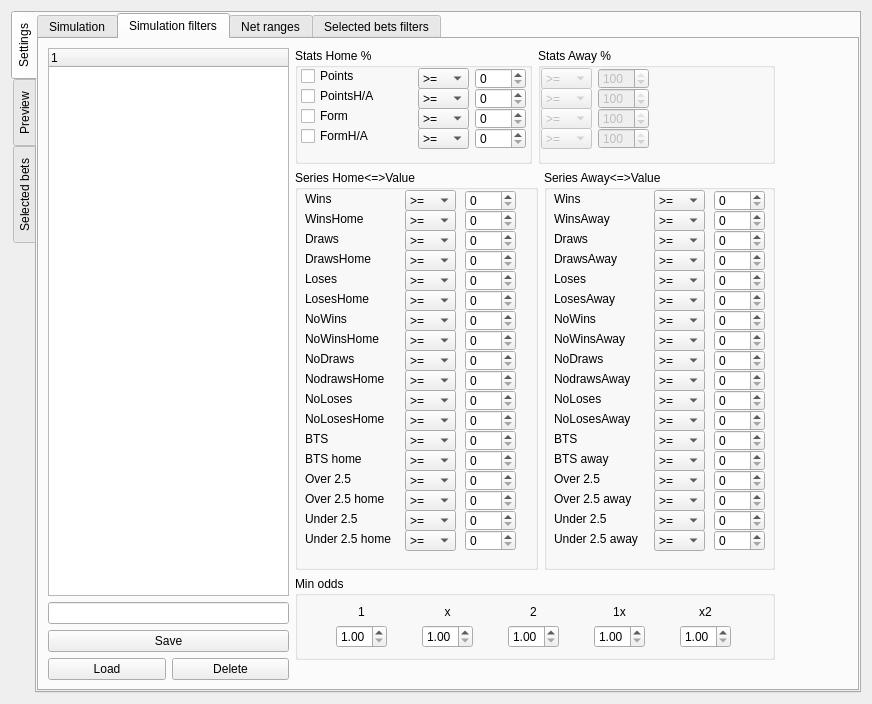
Qt form data/ui/simulator.ui (jacek-markowski/BetBoy) before a commit.
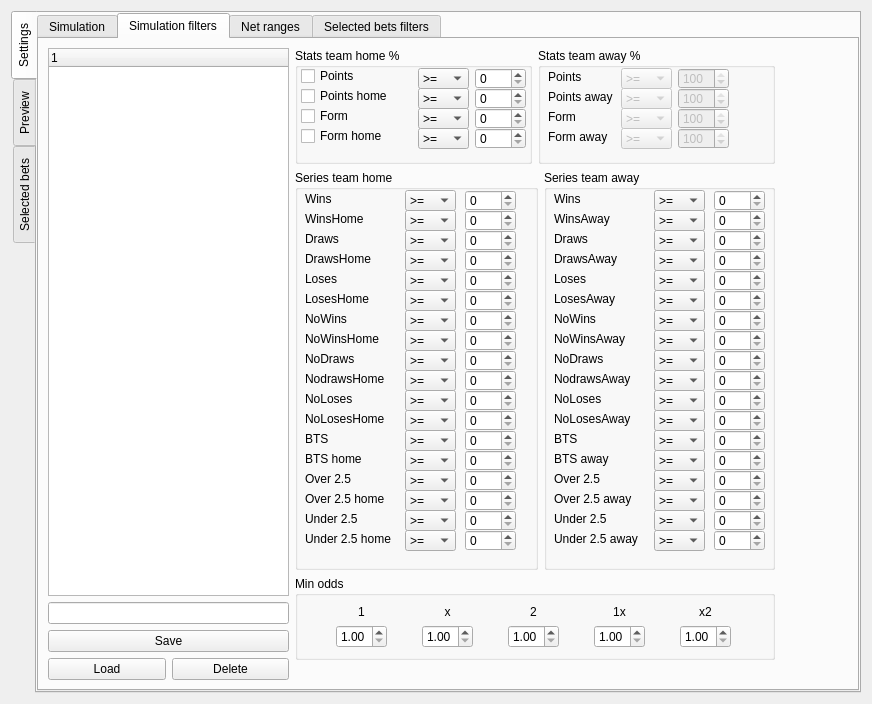
The same form after that commit. The open tabs and pages were chosen to show the change. Icons and pictures are not drawn.

Patch:
```diff
--- a/data/ui/simulator.ui
+++ b/data/ui/simulator.ui
@@ -449,7 +449,7 @@
                   </size>
                  </property>
                  <property name="title">
-                  <string>Stats Home %</string>
+                  <string>Stats team home %</string>
                  </property>
                  <widget class="QComboBox" name="combo_points">
                   <property name="geometry">
@@ -597,7 +597,7 @@
                    </size>
                   </property>
                   <property name="text">
-                   <string>PointsH/A</string>
+                   <string>Points home</string>
                   </property>
                  </widget>
                  <widget class="QSpinBox" name="spin_form_ha">
@@ -670,7 +670,7 @@
                    </size>
                   </property>
                   <property name="text">
-                   <string>FormH/A</string>
+                   <string>Form home</string>
                   </property>
                  </widget>
                  <widget class="QSpinBox" name="spin_form">
@@ -763,7 +763,7 @@
                   </size>
                  </property>
                  <property name="title">
-                  <string>Stats Away %</string>
+                  <string>Stats team away %</string>
                  </property>
                  <widget class="QComboBox" name="combo_points_2">
                   <property name="enabled">
@@ -771,7 +771,7 @@
                   </property>
                   <property name="geometry">
                    <rect>
-                    <x>3</x>
+                    <x>83</x>
                     <y>20</y>
                     <width>51</width>
                     <height>21</height>
@@ -806,7 +806,7 @@
                   </property>
                   <property name="geometry">
                    <rect>
-                    <x>60</x>
+                    <x>140</x>
                     <y>20</y>
                     <width>51</width>
                     <height>21</height>
@@ -837,7 +837,7 @@
                   </property>
                   <property name="geometry">
                    <rect>
-                    <x>60</x>
+                    <x>140</x>
                     <y>40</y>
                     <width>51</width>
                     <height>21</height>
@@ -868,7 +868,7 @@
                   </property>
                   <property name="geometry">
                    <rect>
-                    <x>3</x>
+                    <x>83</x>
                     <y>40</y>
                     <width>51</width>
                     <height>21</height>
@@ -903,7 +903,7 @@
                   </property>
                   <property name="geometry">
                    <rect>
-                    <x>60</x>
+                    <x>140</x>
                     <y>80</y>
                     <width>51</width>
                     <height>21</height>
@@ -934,7 +934,7 @@
                   </property>
                   <property name="geometry">
                    <rect>
-                    <x>3</x>
+                    <x>83</x>
                     <y>60</y>
                     <width>51</width>
                     <height>21</height>
@@ -969,7 +969,7 @@
                   </property>
                   <property name="geometry">
                    <rect>
-                    <x>60</x>
+                    <x>140</x>
                     <y>60</y>
                     <width>51</width>
                     <height>21</height>
@@ -1000,7 +1000,7 @@
                   </property>
                   <property name="geometry">
                    <rect>
-                    <x>3</x>
+                    <x>83</x>
                     <y>80</y>
                     <width>51</width>
                     <height>21</height>
@@ -1029,6 +1029,58 @@
                    </property>
                   </item>
                  </widget>
+                 <widget class="QLabel" name="label_66">
+                  <property name="geometry">
+                   <rect>
+                    <x>10</x>
+                    <y>20</y>
+                    <width>58</width>
+                    <height>17</height>
+                   </rect>
+                  </property>
+                  <property name="text">
+                   <string>Points</string>
+                  </property>
+                 </widget>
+                 <widget class="QLabel" name="label_67">
+                  <property name="geometry">
+                   <rect>
+                    <x>10</x>
+                    <y>40</y>
+                    <width>71</width>
+                    <height>17</height>
+                   </rect>
+                  </property>
+                  <property name="text">
+                   <string>Points away</string>
+                  </property>
+                 </widget>
+                 <widget class="QLabel" name="label_68">
+                  <property name="geometry">
+                   <rect>
+                    <x>10</x>
+                    <y>60</y>
+                    <width>58</width>
+                    <height>17</height>
+                   </rect>
+                  </property>
+                  <property name="text">
+                   <string>Form</string>
+                  </property>
+                 </widget>
+                 <widget class="QLabel" name="label_69">
+                  <property name="geometry">
+                   <rect>
+                    <x>10</x>
+                    <y>80</y>
+                    <width>71</width>
+                    <height>17</height>
+                   </rect>
+                  </property>
+                  <property name="text">
+                   <string>Form away</string>
+                  </property>
+                 </widget>
                 </widget>
                </item>
               </layout>
@@ -1050,7 +1102,7 @@
                   </size>
                  </property>
                  <property name="title">
-                  <string>Series Home&lt;=&gt;Value</string>
+                  <string>Series team home</string>
                  </property>
                  <widget class="QComboBox" name="combo_h_wins">
                   <property name="geometry">
@@ -2605,7 +2657,7 @@
                   </size>
                  </property>
                  <property name="title">
-                  <string>Series Away&lt;=&gt;Value</string>
+                  <string>Series team away</string>
                  </property>
                  <widget class="QLabel" name="label_42">
                   <property name="geometry">
```
Left out of the diff: 27 changed lines with no effect on the pictures.
